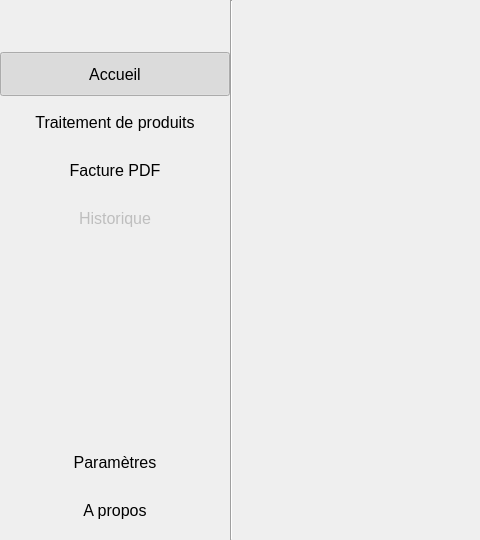
Old version of the form gui/mainwindow.ui in the repository WallaceVBB/EpiData; both pictures show x 0 to 480 and y 0 to 540 of the 960 by 540 pixel window.
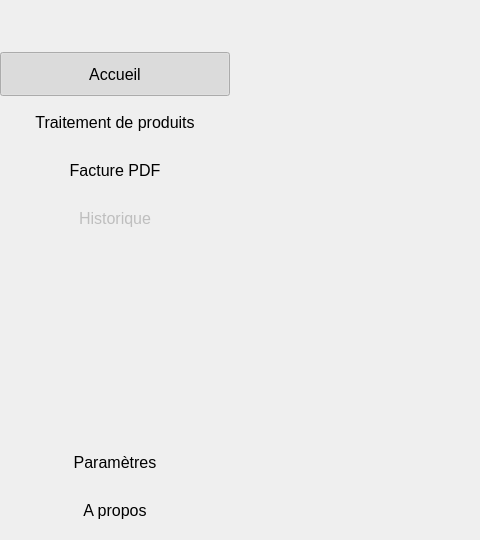
New version of the form.

Diff of the .ui file:
```diff
--- a/gui/mainwindow.ui
+++ b/gui/mainwindow.ui
@@ -308,13 +308,6 @@
       </layout>
      </widget>
     </item>
-    <item>
-     <widget class="Line" name="line_main">
-      <property name="orientation">
-       <enum>Qt::Orientation::Vertical</enum>
-      </property>
-     </widget>
-    </item>
     <item>
      <widget class="QStackedWidget" name="stackedWidget">
       <property name="sizePolicy">
```
